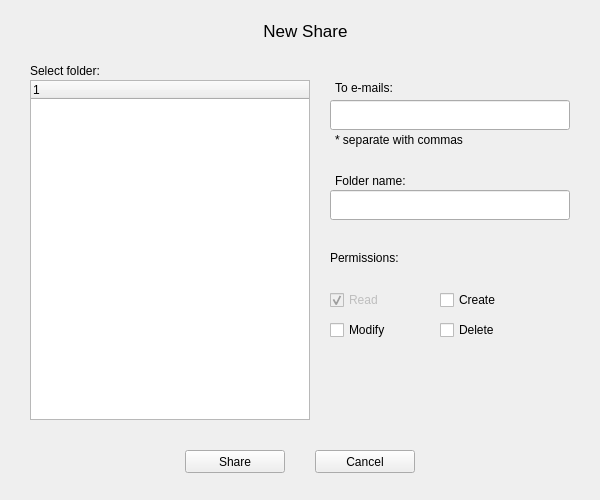
Before: the Qt Designer form pCloud/sharefolderwindow.ui in pcloudcom/pfs-gui, drawn with Qt 5.
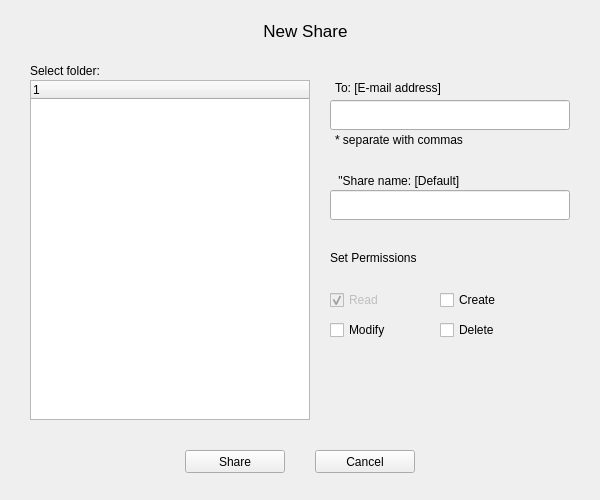
After: the same form once the commit is applied.

Commit message: UI and installer changes (texts, component position, etc.)

```diff
--- a/pCloud/sharefolderwindow.ui
+++ b/pCloud/sharefolderwindow.ui
@@ -52,7 +52,7 @@
      </rect>
     </property>
     <property name="text">
-     <string>To e-mails:</string>
+     <string>To: [E-mail address]</string>
     </property>
    </widget>
    <widget class="QLineEdit" name="email">
@@ -178,7 +178,7 @@
      </rect>
     </property>
     <property name="text">
-     <string>Folder name:</string>
+     <string> &quot;Share name: [Default]</string>
     </property>
    </widget>
    <widget class="QLineEdit" name="sharename">
@@ -222,7 +222,7 @@
      </rect>
     </property>
     <property name="text">
-     <string>Permissions:</string>
+     <string>Set Permissions</string>
     </property>
    </widget>
    <widget class="QLabel" name="label_6">
```
The commit also changes 2 other files.
